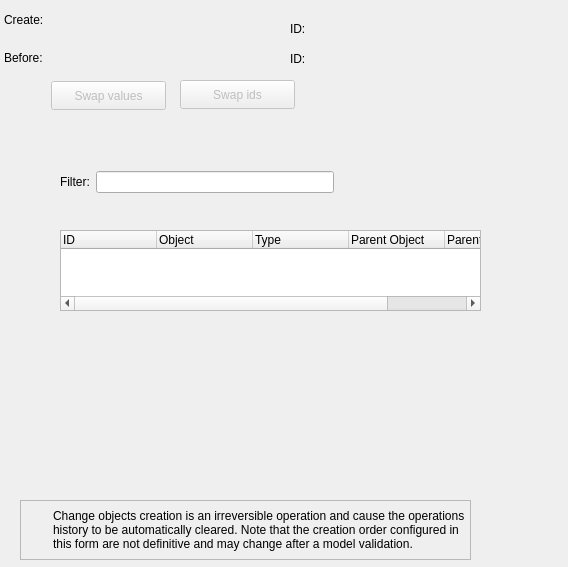
The window that libpgmodeler_ui/ui/swapobjectsidswidget.ui (pgmodeler/pgmodeler) describes before a commit, drawn with Qt 5.
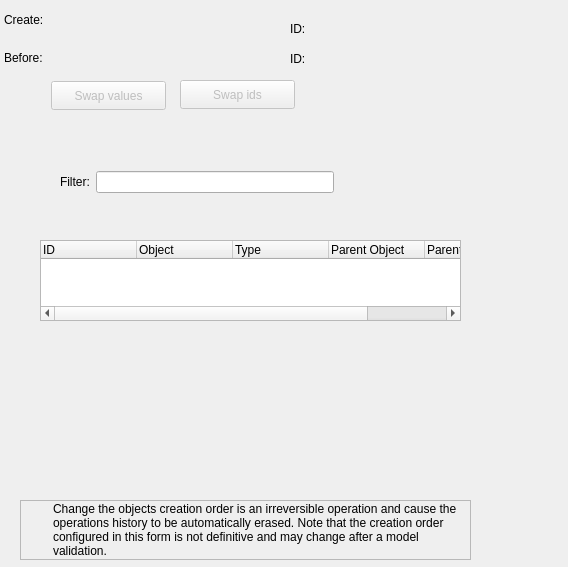
The same window after the commit. Icons and pictures are not drawn.

```diff
--- a/libpgmodeler_ui/ui/swapobjectsidswidget.ui
+++ b/libpgmodeler_ui/ui/swapobjectsidswidget.ui
@@ -233,7 +233,7 @@
        </font>
       </property>
       <property name="text">
-       <string>Change objects creation is an irreversible operation and cause the operations history to be automatically cleared. Note that the creation order configured in this form are not definitive and may change after a model validation.</string>
+       <string>Change the objects creation order is an irreversible operation and cause the operations history to be automatically erased. Note that the creation order configured in this form is not definitive and may change after a model validation.</string>
       </property>
       <property name="wordWrap">
        <bool>true</bool>
@@ -432,8 +432,8 @@
    </property>
    <property name="geometry">
     <rect>
-     <x>60</x>
-     <y>230</y>
+     <x>40</x>
+     <y>240</y>
      <width>421</width>
      <height>81</height>
     </rect>
```
Left out of the diff: 56 changed lines with no effect on the pictures.
